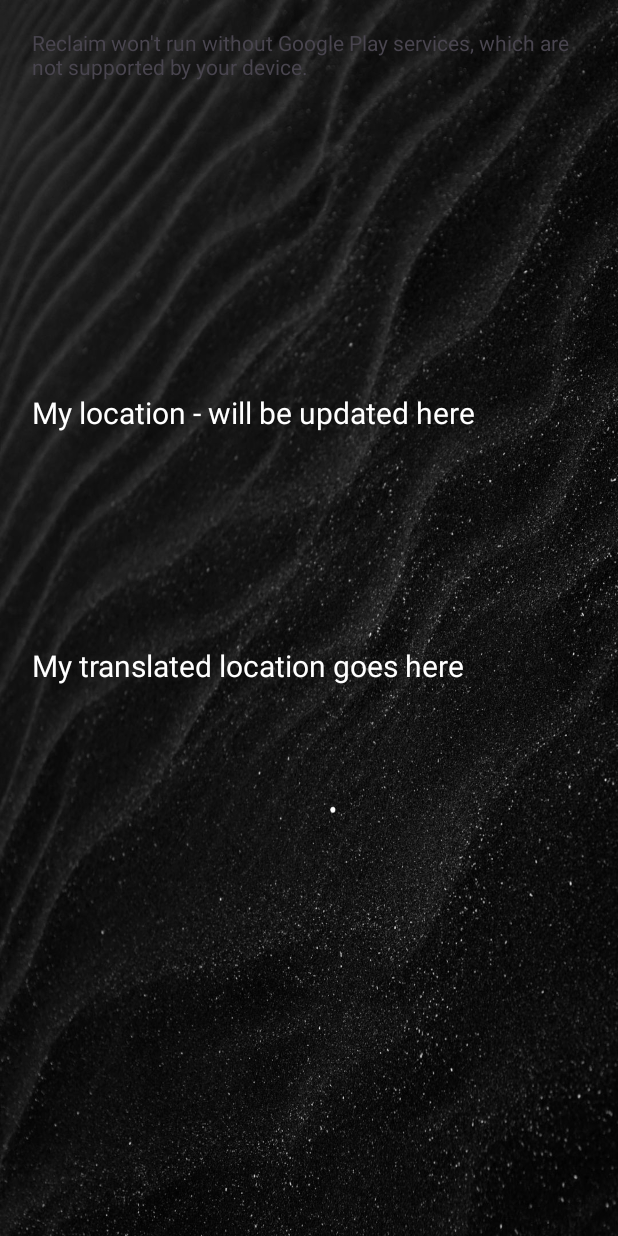
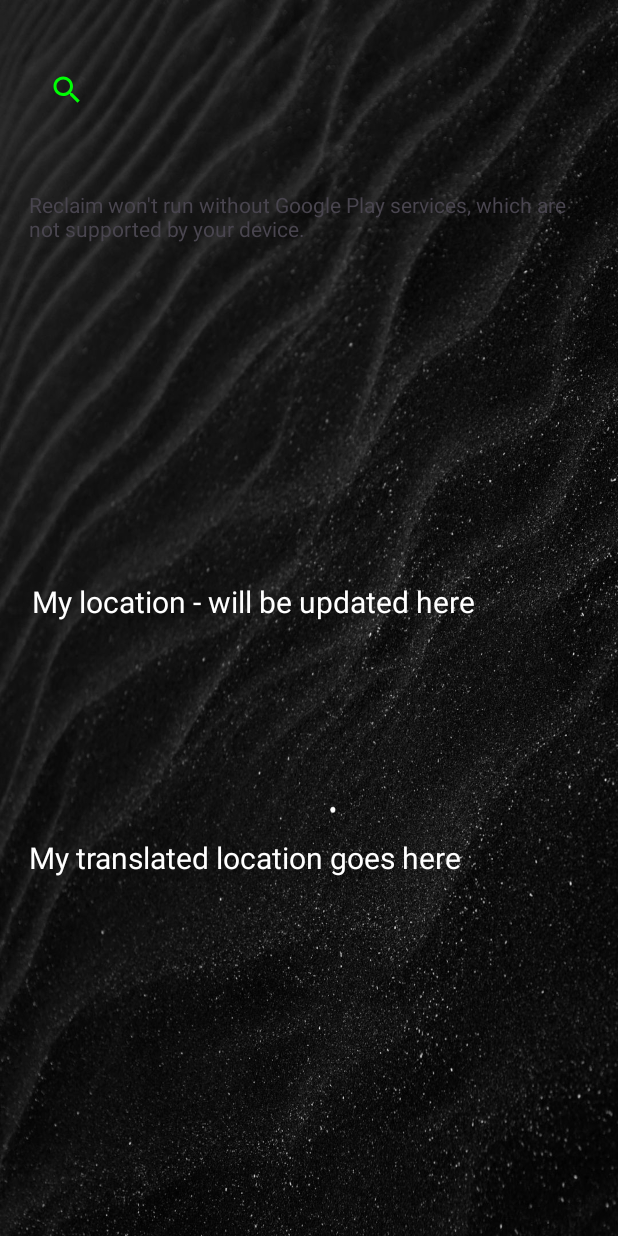
Before and after one commit to fionnseville/MSDAPP, an Android app: the FindGymActivity screen opened directly, with no data from a screen before it, on a phone screen of 412 x 824 dp. Run offline under Robolectric (Android 15) with nearby library versions, the phone set to English and light mode, and no system bars.

Commit message:
searchview working and places marker

```diff
--- /dev/null
+++ b/app/src/main/res/drawable/baseline_search_24.xml
@@ -0,0 +1,5 @@
+<vector android:height="24dp" android:tint="#00FD04"
+    android:viewportHeight="24" android:viewportWidth="24"
+    android:width="24dp" xmlns:android="http://schemas.android.com/apk/res/android">
+    <path android:fillColor="@android:color/white" android:pathData="M15.5,14h-0.79l-0.28,-0.27C15.41,12.59 16,11.11 16,9.5 16,5.91 13.09,3 9.5,3S3,5.91 3,9.5 5.91,16 9.5,16c1.61,0 3.09,-0.59 4.23,-1.57l0.27,0.28v0.79l5,4.99L20.49,19l-4.99,-5zM9.5,14C7.01,14 5,11.99 5,9.5S7.01,5 9.5,5 14,7.01 14,9.5 11.99,14 9.5,14z"/>
+</vector>
--- /dev/null
+++ b/app/src/main/res/drawable/baseline_search_off_24.xml
@@ -0,0 +1,6 @@
+<vector android:height="24dp" android:tint="#00FD04"
+    android:viewportHeight="24" android:viewportWidth="24"
+    android:width="24dp" xmlns:android="http://schemas.android.com/apk/res/android">
+    <path android:fillColor="@android:color/white" android:pathData="M15.5,14h-0.79l-0.28,-0.27C15.41,12.59 16,11.11 16,9.5C16,5.91 13.09,3 9.5,3C6.08,3 3.28,5.64 3.03,9h2.02C5.3,6.75 7.18,5 9.5,5C11.99,5 14,7.01 14,9.5S11.99,14 9.5,14c-0.17,0 -0.33,-0.03 -0.5,-0.05v2.02C9.17,15.99 9.33,16 9.5,16c1.61,0 3.09,-0.59 4.23,-1.57L14,14.71v0.79l5,4.99L20.49,19L15.5,14z"/>
+    <path android:fillColor="@android:color/white" android:pathData="M6.47,10.82l-2.47,2.47l-2.47,-2.47l-0.71,0.71l2.47,2.47l-2.47,2.47l0.71,0.71l2.47,-2.47l2.47,2.47l0.71,-0.71l-2.47,-2.47l2.47,-2.47z"/>
+</vector>
--- a/app/src/main/res/layout/find_gym_activity.xml
+++ b/app/src/main/res/layout/find_gym_activity.xml
@@ -19,33 +19,33 @@
         app:layout_constraintLeft_toLeftOf="parent"
         app:layout_constraintRight_toRightOf="parent"
         app:layout_constraintTop_toTopOf="parent"
-        app:layout_constraintVertical_bias="0.378" />
+        app:layout_constraintVertical_bias="0.56" />
 
     <TextView
         android:id="@+id/locality"
-        android:layout_width="368dp"
-        android:layout_height="132dp"
+        android:layout_width="370dp"
+        android:layout_height="100dp"
         android:text="My translated location goes here"
         android:textColor="@color/white"
         android:textSize="20sp"
+        app:layout_constraintBottom_toBottomOf="parent"
+        app:layout_constraintHorizontal_bias="0.463"
+        app:layout_constraintLeft_toLeftOf="parent"
+        app:layout_constraintRight_toRightOf="parent"
+        app:layout_constraintTop_toTopOf="parent"
+        app:layout_constraintVertical_bias="0.771" />
+
+    <ListView
+        android:id="@+id/locations_list"
+        android:layout_width="370dp"
+        android:layout_height="86dp"
+        android:textColor="@color/white"
         app:layout_constraintBottom_toBottomOf="parent"
         app:layout_constraintHorizontal_bias="0.488"
         app:layout_constraintLeft_toLeftOf="parent"
         app:layout_constraintRight_toRightOf="parent"
         app:layout_constraintTop_toTopOf="parent"
-        app:layout_constraintVertical_bias="0.621" />
-
-    <ListView
-        android:id="@+id/locations_list"
-        android:layout_width="368dp"
-        android:layout_height="160dp"
-        android:textColor="@color/white"
-        app:layout_constraintBottom_toBottomOf="parent"
-        app:layout_constraintHorizontal_bias="0.511"
-        app:layout_constraintLeft_toLeftOf="parent"
-        app:layout_constraintRight_toRightOf="parent"
-        app:layout_constraintTop_toTopOf="parent"
-        app:layout_constraintVertical_bias="0.912" />
+        app:layout_constraintVertical_bias="0.943" />
 
     <fragment
         android:id="@+id/map"
@@ -54,9 +54,23 @@
         android:layout_height="199dp"
         app:layout_constraintBottom_toBottomOf="parent"
         app:layout_constraintEnd_toEndOf="parent"
-        app:layout_constraintHorizontal_bias="0.488"
+        app:layout_constraintHorizontal_bias="0.441"
         app:layout_constraintStart_toStartOf="parent"
         app:layout_constraintTop_toTopOf="parent"
-        app:layout_constraintVertical_bias="0.03" />
+        app:layout_constraintVertical_bias="0.203" />
 
+    <androidx.appcompat.widget.SearchView
+        android:id="@+id/search"
+        android:layout_width="371dp"
+        android:layout_height="47dp"
+        android:layout_marginBottom="7dp"
+        android:focusable="false"
+        app:closeIcon="@drawable/baseline_search_off_24"
+        app:iconifiedByDefault="true"
+        app:layout_constraintBottom_toTopOf="@+id/map"
+        app:layout_constraintEnd_toEndOf="parent"
+        app:layout_constraintStart_toStartOf="parent"
+        app:layout_constraintTop_toTopOf="parent"
+        app:queryHint="Search location"
+        app:searchIcon="@drawable/baseline_search_24"></androidx.appcompat.widget.SearchView>
 </androidx.constraintlayout.widget.ConstraintLayout>
```
Also changed, not shown: app/src/main/java/com/example/reclaim/FindGymActivity.java (+73 -8 lines).
